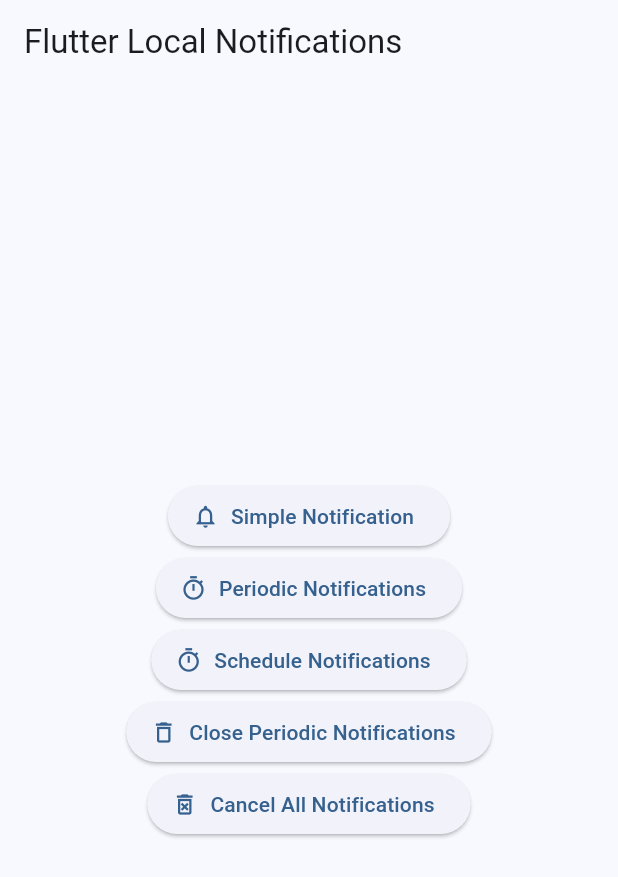
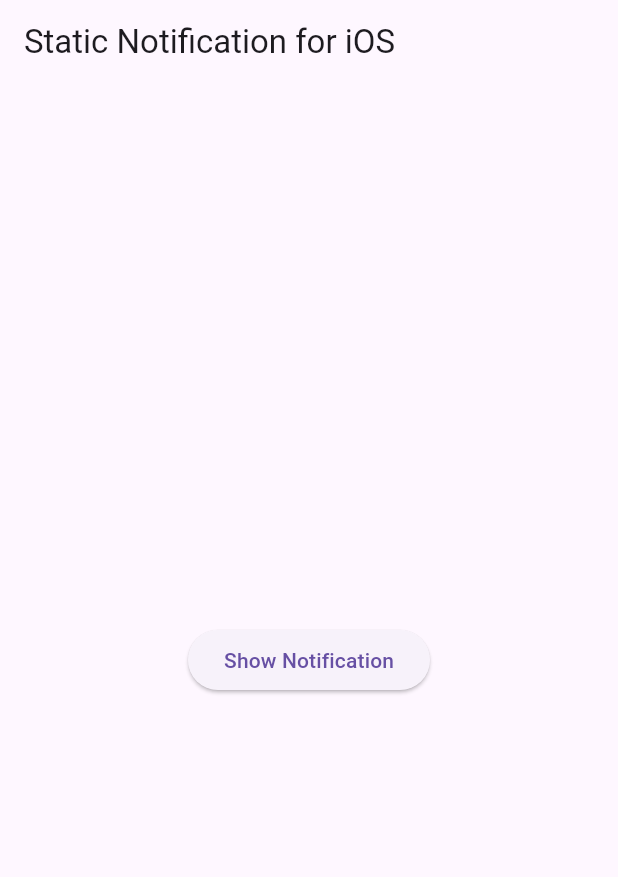
Before and after one commit to marufkhan09/push_notification, a Flutter app: the screen it shows after launch, on a phone screen of 412 x 824 dp. Shown: the top 877 px of the screen. Run offline on Flutter 3.47's test engine with Material 3 defaults, Android fonts, the phone set to English and light mode, and no system bars; our stand-ins replace firebase_messaging, flutter_local_notifications, rxdart, timezone; accounts and stored records are empty.

Commit message:
ios forreground noti worked

```diff
--- a/lib/main.dart
+++ b/lib/main.dart
@@ -1,154 +1,121 @@
 import 'dart:developer';
 
 import 'package:flutter/material.dart';
-import 'package:firebase_core/firebase_core.dart';
-import 'package:firebase_messaging/firebase_messaging.dart';
-import 'package:push_notification/local_notifications.dart';
-import 'fcm_service.dart'; // Import your FCM service file
-
-final navigatorKey = GlobalKey<NavigatorState>();
+import 'package:flutter_local_notifications/flutter_local_notifications.dart';
+import 'package:timezone/data/latest.dart' as tz;
 
 void main() async {
   WidgetsFlutterBinding.ensureInitialized();
-  await Firebase.initializeApp(); // Initialize Firebase
-  await LocalNotifications.init(); // Initialize Local Notifications
 
-  // Handle notifications when the app is in a terminated state
-  FirebaseMessaging.onBackgroundMessage(FCMService.backgroundHandler);
+  // Initialize time zones for notifications
+  tz.initializeTimeZones();
 
-  // Run the app
+  // Initialize local notifications
+  await LocalNotifications.init();
+
   runApp(const MyApp());
 }
 
 class MyApp extends StatelessWidget {
-  const MyApp({super.key});
+  const MyApp({Key? key}) : super(key: key);
 
   @override
   Widget build(BuildContext context) {
     return MaterialApp(
-      navigatorKey: navigatorKey,
-      title: 'Flutter Notification Demo',
+      title: 'iOS Notification Demo',
       theme: ThemeData(
-        colorScheme: ColorScheme.fromSeed(seedColor: Colors.blue),
-        useMaterial3: true,
+        primarySwatch: Colors.blue,
       ),
-      routes: {
-        '/': (context) => const Homepage(),
-        '/another': (context) => const AnotherPage(),
-      },
+      home: const MyHomePage(),
     );
   }
 }
 
-// In your existing Homepage, add the FCM initialization
-class Homepage extends StatefulWidget {
-  const Homepage({super.key});
-
-  @override
-  State<Homepage> createState() => _HomepageState();
-}
-
-class _HomepageState extends State<Homepage> {
-  @override
-  void initState() {
-    listenToNotifications();
-    FCMService.initializeFCM(); // Initialize FCM
-    super.initState();
-  }
-
-  listenToNotifications() {
-    log("Listening to notification");
-
-    // Listen for local notifications
-    LocalNotifications.onClickNotification.stream.listen((event) {
-      log(event);
-      Navigator.pushNamed(context, '/another', arguments: event);
-    });
-
-    // Listen for FCM messages
-    FirebaseMessaging.onMessageOpenedApp.listen((RemoteMessage message) {
-      log('A new onMessageOpenedApp event was published!');
-      Navigator.pushNamed(context, '/another',
-          arguments: message.data.toString());
-    });
-  }
+class MyHomePage extends StatelessWidget {
+  const MyHomePage({Key? key}) : super(key: key);
 
   @override
   Widget build(BuildContext context) {
     return Scaffold(
-      appBar: AppBar(title: Text("Flutter Local Notifications")),
-      body: Container(
-        height: double.infinity,
-        child: Center(
-          child: Column(
-            mainAxisAlignment: MainAxisAlignment.center,
-            children: [
-              ElevatedButton.icon(
-                icon: Icon(Icons.notifications_outlined),
-                onPressed: () {
-                  LocalNotifications.showSimpleNotification(
-                    title: "Simple Notification",
-                    body: "This is a simple notification",
-                    payload: "This is simple data",
-                  );
-                },
-                label: Text("Simple Notification"),
-              ),
-              ElevatedButton.icon(
-                icon: Icon(Icons.timer_outlined),
-                onPressed: () {
-                  LocalNotifications.showPeriodicNotifications(
-                    title: "Periodic Notification",
-                    body: "This is a Periodic Notification",
-                    payload: "This is periodic data",
-                  );
-                },
-                label: Text("Periodic Notifications"),
-              ),
-              ElevatedButton.icon(
-                icon: Icon(Icons.timer_outlined),
-                onPressed: () {
-                  LocalNotifications.showScheduleNotification(
-                    title: "Schedule Notification",
-                    body: "This is a Schedule Notification",
-                    payload: "This is schedule data",
-                  );
-                },
-                label: Text("Schedule Notifications"),
-              ),
-              ElevatedButton.icon(
-                icon: Icon(Icons.delete_outline),
-                onPressed: () {
-                  LocalNotifications.cancel(1);
-                },
-                label: Text("Close Periodic Notifications"),
-              ),
-              ElevatedButton.icon(
-                icon: Icon(Icons.delete_forever_outlined),
-                onPressed: () {
-                  LocalNotifications.cancelAll();
-                },
-                label: Text("Cancel All Notifications"),
-              ),
-            ],
-          ),
+      appBar: AppBar(
+        title: const Text('Static Notification for iOS'),
+      ),
+      body: Center(
+        child: ElevatedButton(
+          onPressed: () {
+            LocalNotifications.showSimpleNotification(
+              title: 'Hello',
+              body: 'This is a static notification',
+              payload: 'notification_payload',
+            );
+          },
+          child: const Text('Show Notification'),
         ),
       ),
     );
   }
 }
 
-// Your AnotherPage class remains unchanged
-class AnotherPage extends StatelessWidget {
-  const AnotherPage({super.key});
+// Notification service class
+class LocalNotifications {
+  static final FlutterLocalNotificationsPlugin
+      _flutterLocalNotificationsPlugin = FlutterLocalNotificationsPlugin();
 
-  @override
-  Widget build(BuildContext context) {
-    final data = ModalRoute.of(context)!.settings.arguments;
+  static Future init() async {
+    final DarwinInitializationSettings initializationSettingsDarwin =
+        DarwinInitializationSettings(
+      onDidReceiveLocalNotification: (id, title, body, payload) async {
+        // Handle notification received in foreground
+      },
+    );
 
-    return Scaffold(
-      appBar: AppBar(title: Text("Another Page")),
-      body: Center(child: Text(data.toString())),
+    final InitializationSettings initializationSettings =
+        InitializationSettings(
+      iOS: initializationSettingsDarwin,
     );
+
+    // Initialize notifications
+    await _flutterLocalNotificationsPlugin.initialize(
+      initializationSettings,
+      onDidReceiveNotificationResponse: (response) {
+        // Handle notification tap
+      },
+    );
+
+    // Request permissions for iOS
+    final bool? granted = await _flutterLocalNotificationsPlugin
+        .resolvePlatformSpecificImplementation<
+            IOSFlutterLocalNotificationsPlugin>()
+        ?.requestPermissions(
+          alert: true,
+          badge: true,
+          sound: true,
+        );
+
+    log("Notification permission granted: $granted");
+  }
+
+  // Show a simple notification
+  static Future showSimpleNotification({
+    required String title,
+    required String body,
+    required String payload,
+  }) async {
+    const DarwinNotificationDetails iosNotificationDetails =
+        DarwinNotificationDetails();
+
+    const NotificationDetails notificationDetails = NotificationDetails(
+      iOS: iosNotificationDetails,
+    );
+
+    await _flutterLocalNotificationsPlugin.show(
+      0, // Notification ID
+      title,
+      body,
+      notificationDetails,
+      payload: payload,
+    );
+
+    log('Notification triggered');
   }
 }
```
Also changed, not shown: lib/local_notifications.dart (+71 -18 lines), 5 other files.
